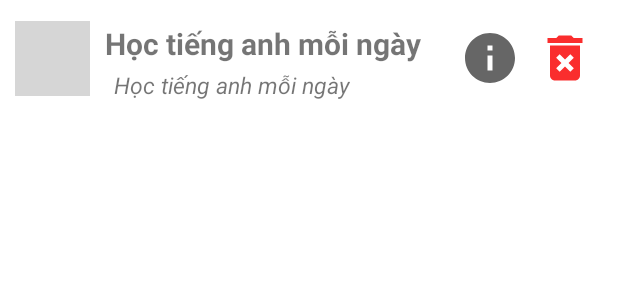
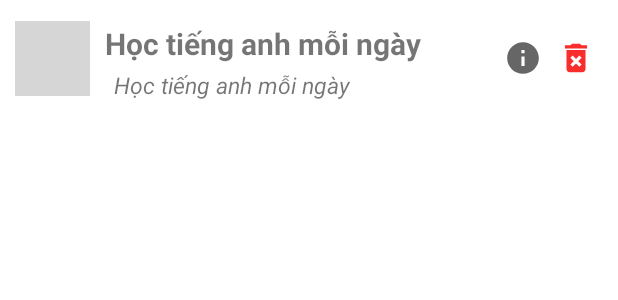
Before and after one commit to tayduasieucuong/DoAn_AndroidStudio, an Android app: the layout item_list_group_person.xml on its own in the app's theme, with its tools: preview values and no code run, on a phone screen of 412 x 824 dp. Shown: the top 300 px of the screen. Run offline under Robolectric (Android 15) with nearby library versions, the phone set to English and light mode, and no system bars; grey boxes are pictures that could not be loaded.

```diff
--- a/app/src/main/res/layout/item_list_group_person.xml
+++ b/app/src/main/res/layout/item_list_group_person.xml
@@ -25,8 +25,8 @@
         tools:ignore="MissingConstraints" />
     <ImageView
         android:id="@+id/btn_info"
-        android:layout_width="40dp"
-        android:layout_height="40dp"
+        android:layout_width="25dp"
+        android:layout_height="25dp"
         app:layout_constraintEnd_toStartOf="@id/btn_outgr"
         app:layout_constraintTop_toTopOf="@id/btn_outgr"
         app:layout_constraintBottom_toBottomOf="@id/btn_outgr"
@@ -49,7 +49,7 @@
         tools:ignore="MissingConstraints" />
 
     <ImageView
-        android:layout_width="40dp"
+        android:layout_width="25dp"
         android:id="@+id/btn_outgr"
         app:layout_constraintTop_toTopOf="parent"
         app:layout_constraintBottom_toBottomOf="parent"
```
Also changed, not shown: app/src/main/java/org/meicode/doan_android/ListGroup.java (+36 -1 lines).
